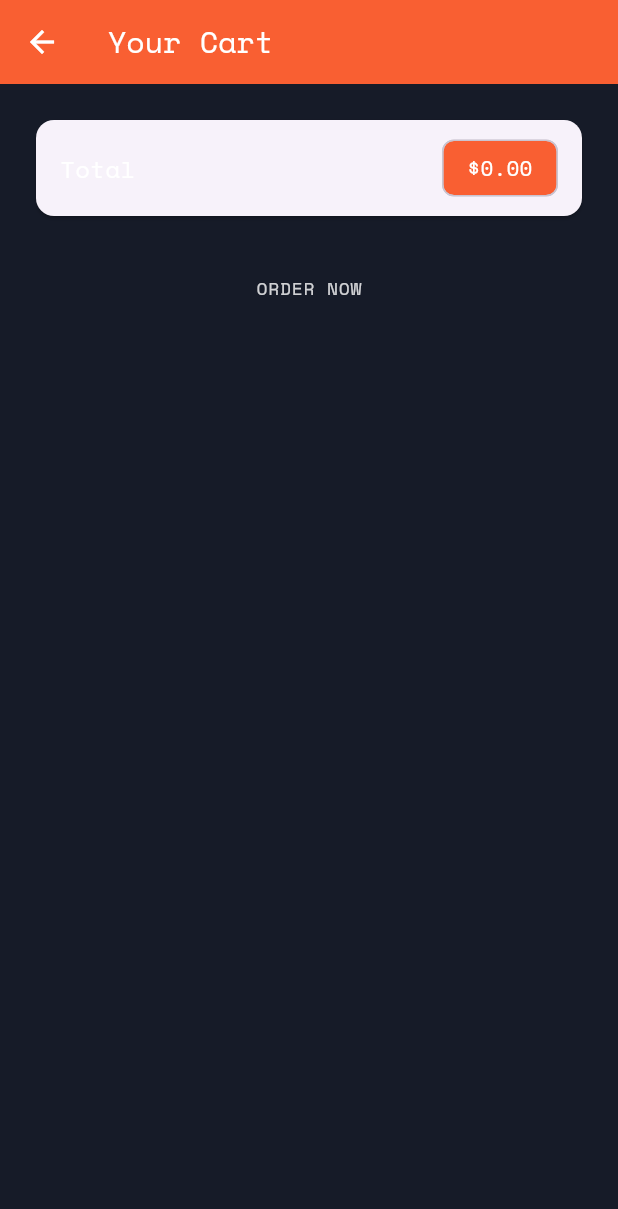
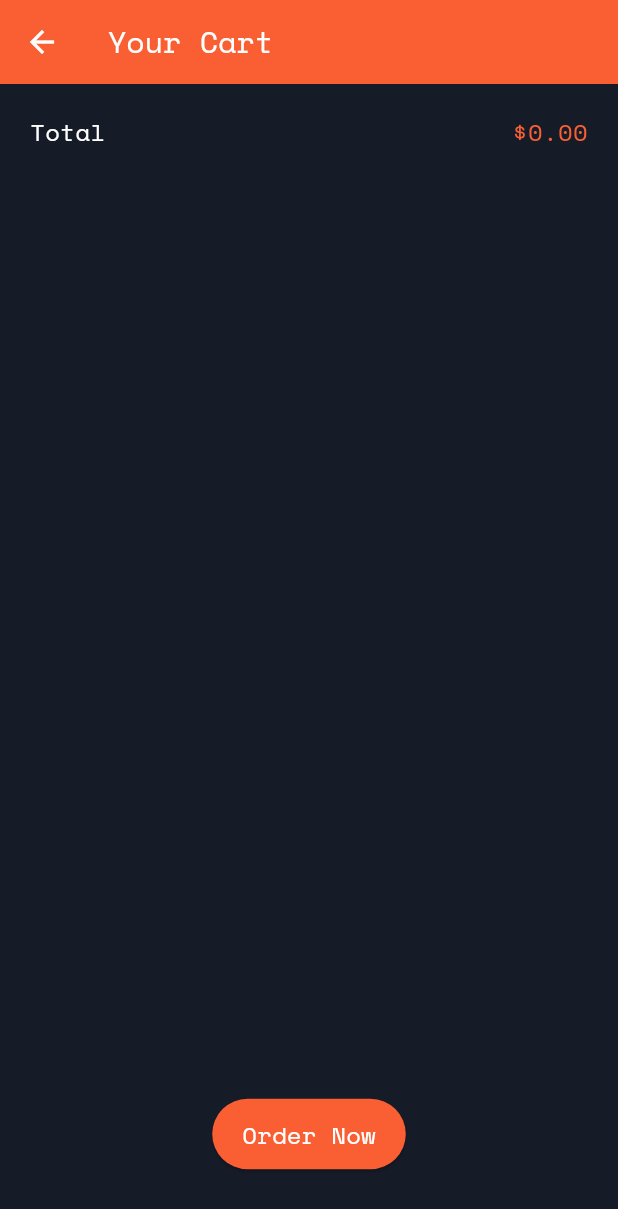
Before and after one commit to boushib/shoppo, a Flutter app: the CartScreen screen opened by its route, on a phone screen of 412 x 824 dp. Shown: the top 1209 px of the screen. Run offline on Flutter 3.47's test engine with Material 3 defaults, Android fonts, the phone set to English and light mode, and no system bars; our stand-ins replace flutter_dotenv; missing offline and left inert: mongo_dart.

Commit message:
Create a button widget

```diff
--- a/lib/screens/cart.dart
+++ b/lib/screens/cart.dart
@@ -3,6 +3,7 @@ import 'package:provider/provider.dart';
 import 'package:shop/models/cart.dart';
 import 'package:shop/models/orders.dart';
 import 'package:shop/screens/orders.dart';
+import 'package:shop/widgets/button.dart';
 import 'package:shop/widgets/cart_item_card.dart';
 
 class CartScreen extends StatelessWidget {
@@ -27,35 +28,25 @@ class CartScreen extends StatelessWidget {
         padding: const EdgeInsets.all(20.0),
         child: Column(
           children: [
-            Card(
-              child: Padding(
-                padding:
-                    const EdgeInsets.symmetric(vertical: 8.0, horizontal: 16.0),
-                child: Row(
+            Row(
               mainAxisAlignment: MainAxisAlignment.spaceBetween,
               children: [
                 const Text(
                   'Total',
                   style: TextStyle(fontSize: 16.0),
                 ),
-                    Chip(
-                      label: Text(
+                Text(
                   '\$${cart.total.toStringAsFixed(2)}',
-                        style: const TextStyle(
-                          color: Colors.white,
-                          fontSize: 14.0,
+                  style: TextStyle(
+                    fontSize: 16.0,
+                    color: Theme.of(context).primaryColor,
                   ),
                 ),
-                      backgroundColor: Theme.of(context).primaryColor,
-                    )
               ],
-                ),
-              ),
             ),
             const SizedBox(
               height: 20.0,
             ),
-            OrderButton(cart: cart, orders: orders),
             Expanded(
               child: ListView.builder(
                 itemCount: cart.cart.length,
@@ -72,6 +63,8 @@ class CartScreen extends StatelessWidget {
                 },
               ),
             ),
+            OrderButton(cart: cart, orders: orders),
+            const SizedBox(height: 24),
           ],
         ),
       ),
@@ -98,31 +91,27 @@ class OrderButtonState extends State<OrderButton> {
 
   @override
   Widget build(BuildContext context) {
-    return TextButton(
-      onPressed: (widget.cart.cart.isEmpty || _isLoading)
-          ? null
-          : () async {
+    return Button(
+      onPressed: () async {
+        if (widget.cart.cart.isEmpty || _isLoading) return;
+
         setState(() {
           _isLoading = true;
         });
+
         Provider.of<Orders>(context, listen: false).addOrder(
           products: widget.cart.cart.values.toList(),
-                  total: widget.cart.total);
+          total: widget.cart.total,
+        );
+
         setState(() {
           _isLoading = false;
         });
+
         Provider.of<Cart>(context, listen: false).clearCart();
         Navigator.pushNamed(context, OrderScreen.route);
       },
-      //color: Theme.of(context).primaryColor,
-      child: Text(
-        'Order Now'.toUpperCase(),
-        style: TextStyle(
-          color: Colors.white.withOpacity(.8),
-          fontSize: 12.0,
-          letterSpacing: .5,
-        ),
-      ),
+      text: "Order Now",
     );
   }
 }
--- /dev/null
+++ b/lib/widgets/button.dart
@@ -0,0 +1,49 @@
+import 'package:flutter/material.dart';
+
+class Button extends StatelessWidget {
+  final String text;
+  final IconData? icon;
+  final EdgeInsetsGeometry? padding;
+  final bool? isPrimary;
+  final VoidCallback onPressed;
+  const Button({
+    super.key,
+    required this.text,
+    this.icon,
+    this.padding = const EdgeInsets.symmetric(horizontal: 20, vertical: 12),
+    this.isPrimary = true,
+    required this.onPressed,
+  });
+
+  @override
+  Widget build(BuildContext context) {
+    final content = Text(
+      text,
+      style: const TextStyle(fontSize: 16),
+    );
+    final style = ElevatedButton.styleFrom(
+      backgroundColor:
+          isPrimary! ? Theme.of(context).primaryColor : Colors.white,
+      foregroundColor:
+          isPrimary! ? Colors.white : Theme.of(context).primaryColor,
+      shape: RoundedRectangleBorder(
+        borderRadius: BorderRadius.circular(36),
+      ),
+      padding: padding,
+    );
+
+    if (icon != null) {
+      return ElevatedButton.icon(
+        icon: Icon(icon),
+        style: style,
+        label: content,
+        onPressed: onPressed,
+      );
+    }
+    return ElevatedButton(
+      style: style,
+      onPressed: onPressed,
+      child: content,
+    );
+  }
+}
```
Also changed, not shown: lib/screens/edit_product.dart (+14 -30 lines), lib/screens/product_details.dart (+2 -19 lines), lib/widgets/dashboard_product_item.dart (+7 -26 lines), lib/widgets/product_card.dart (+9 -29 lines). Lines whose indentation alone changed are shown as unchanged.
